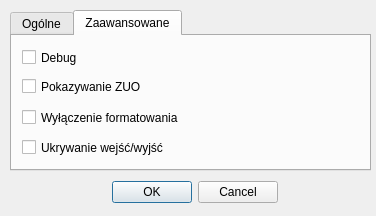
Above: ui/options.ui from gitter-badger/simplechatclient before the change. Below: the same form after it.
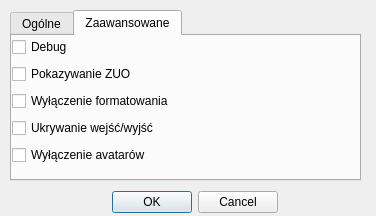
That is the form after the change. The open tabs and pages were chosen to show the change. Icons and pictures are not drawn.

Commit message: add option disable avatars

The edit to the form file:
```diff
--- a/ui/options.ui
+++ b/ui/options.ui
@@ -34,8 +34,8 @@
     <rect>
      <x>10</x>
      <y>10</y>
-     <width>361</width>
-     <height>161</height>
+     <width>351</width>
+     <height>171</height>
     </rect>
    </property>
    <property name="currentIndex">
@@ -110,65 +110,60 @@
     <attribute name="title">
      <string>Zaawansowane</string>
     </attribute>
+    <widget class="QWidget" name="verticalLayoutWidget_2">
+     <property name="geometry">
+      <rect>
+       <x>0</x>
+       <y>0</y>
+       <width>341</width>
+       <height>133</height>
+      </rect>
+     </property>
+     <layout class="QVBoxLayout" name="verticalLayout_2">
+      <item>
+       <widget class="QCheckBox" name="checkBox">
+        <property name="text">
+         <string>Debug</string>
+        </property>
+       </widget>
+      </item>
+      <item>
     <widget class="QCheckBox" name="checkBox_2">
-     <property name="geometry">
-      <rect>
-       <x>10</x>
-       <y>40</y>
-       <width>201</width>
-       <height>21</height>
-      </rect>
-     </property>
      <property name="text">
       <string>Pokazywanie ZUO</string>
      </property>
     </widget>
+      </item>
+      <item>
     <widget class="QCheckBox" name="checkBox_3">
-     <property name="geometry">
-      <rect>
-       <x>10</x>
-       <y>70</y>
-       <width>201</width>
-       <height>23</height>
-      </rect>
-     </property>
      <property name="text">
       <string>Wyłączenie formatowania</string>
      </property>
     </widget>
-    <widget class="QCheckBox" name="checkBox">
-     <property name="geometry">
-      <rect>
-       <x>10</x>
-       <y>10</y>
-       <width>201</width>
-       <height>23</height>
-      </rect>
-     </property>
-     <property name="text">
-      <string>Debug</string>
-     </property>
-    </widget>
+      </item>
+      <item>
     <widget class="QCheckBox" name="checkBox_4">
-     <property name="geometry">
-      <rect>
-       <x>10</x>
-       <y>100</y>
-       <width>201</width>
-       <height>23</height>
-      </rect>
-     </property>
      <property name="text">
       <string>Ukrywanie wejść/wyjść</string>
      </property>
     </widget>
+      </item>
+      <item>
+       <widget class="QCheckBox" name="checkBox_6">
+        <property name="text">
+         <string>Wyłączenie avatarów</string>
+        </property>
+       </widget>
+      </item>
+     </layout>
+    </widget>
    </widget>
   </widget>
   <widget class="QDialogButtonBox" name="buttonBox">
    <property name="geometry">
     <rect>
      <x>90</x>
-     <y>180</y>
+     <y>190</y>
      <width>210</width>
      <height>25</height>
     </rect>
```
Lines whose indentation alone changed are shown as unchanged. The commit also changes 9 other files.
